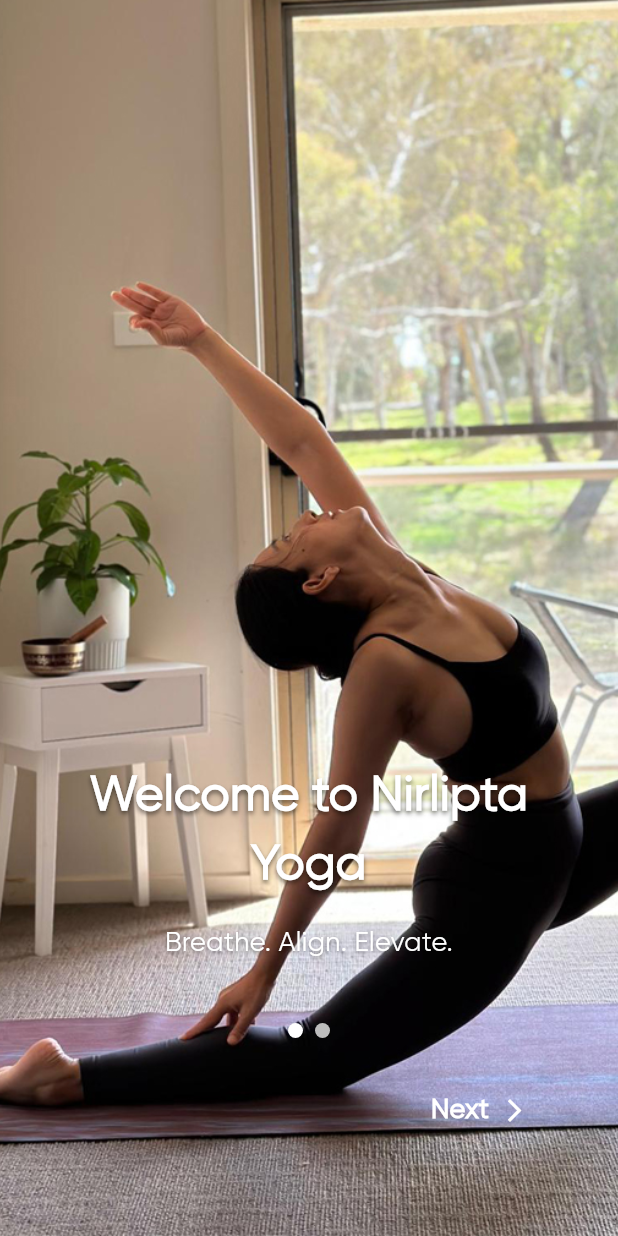
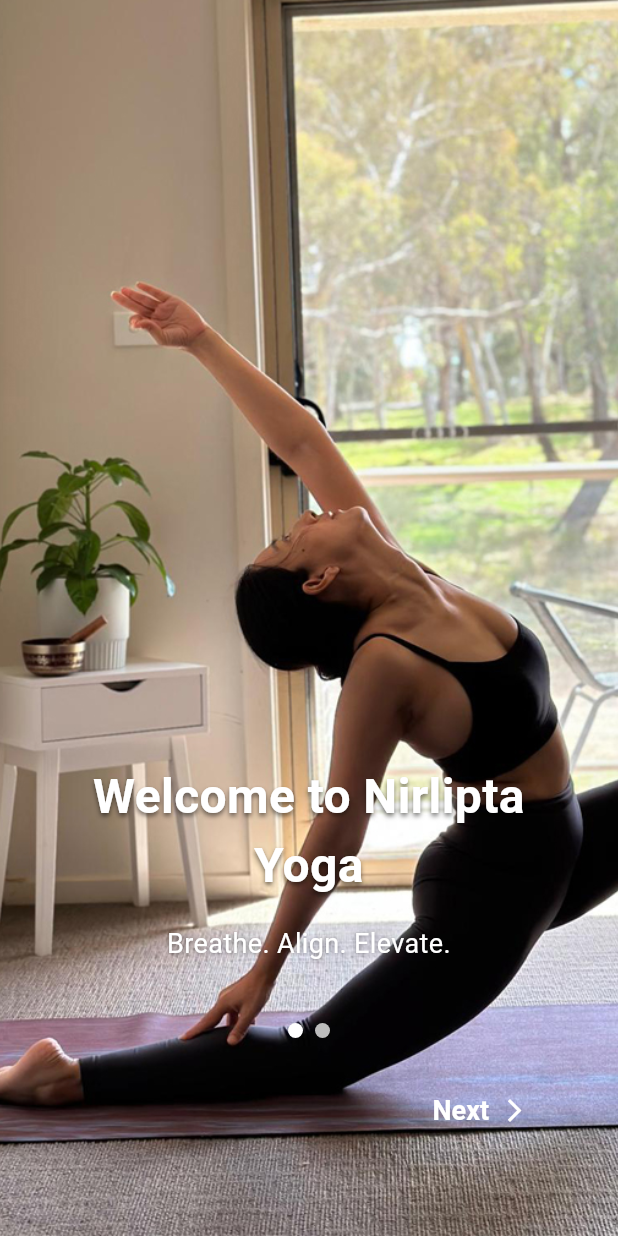
Before and after one commit to ashishmool/nirlipta-yoga-mobile, a Flutter app: the screen it shows after launch, on a phone screen of 412 x 824 dp. Run offline on Flutter 3.47's test engine with Material 3 defaults, Android fonts, the phone set to English and light mode, and no system bars; our stand-ins replace flutter_svg, lottie; Roboto replaces fonts that are missing (Montserrat Regular, Montserrat-Regular); project files that could hold a hidden picture were left out.

Commit message:
Application Global Theme
-- App Bar Theme
-- Elevated Button Theme
-- Minor Fixes and Folder Re-structuring

```diff
--- a/nirlipta_yoga_mobile/lib/app.dart
+++ b/nirlipta_yoga_mobile/lib/app.dart
@@ -1,11 +1,12 @@
 import 'package:flutter/material.dart';
-import 'package:nirlipta_yoga_mobile/view/onboarding_screen_view.dart';
+import 'package:nirlipta_yoga_mobile/core/theme/app_theme.dart';
+import 'package:nirlipta_yoga_mobile/view/auth/login_screen_view.dart';
+import 'package:nirlipta_yoga_mobile/view/auth/register_screen_view.dart';
 import 'package:nirlipta_yoga_mobile/view/auth/request_password_screen_view.dart';
+import 'package:nirlipta_yoga_mobile/view/auth/reset_password_screen_view.dart';
 import 'package:nirlipta_yoga_mobile/view/auth/verify_otp_screen_view.dart';
 import 'package:nirlipta_yoga_mobile/view/dashboard/user_dashboard_screen_view.dart';
-import 'package:nirlipta_yoga_mobile/view/auth/login_screen_view.dart';
-import 'package:nirlipta_yoga_mobile/view/auth/register_screen_view.dart';
-import 'package:nirlipta_yoga_mobile/view/auth/reset_password_screen_view.dart';
+import 'package:nirlipta_yoga_mobile/view/onboarding_screen_view.dart';
 import 'package:nirlipta_yoga_mobile/view/splash_screen_view.dart';
 
 class App extends StatelessWidget {
@@ -15,19 +16,25 @@
   Widget build(BuildContext context) {
     return MaterialApp(
       debugShowCheckedModeBanner: false,
-      theme: ThemeData(
-        fontFamily: 'Gilroy',
-      ),
+      theme: getApplicationTheme(),
       initialRoute: '/', // Initial route
       routes: {
-        '/': (context) => const SplashScreenView(), // Splash View
-        '/landing': (context) => const OnboardingScreenView(), // Onboarding
-        '/login': (context) => const LoginScreenView(), // Login View
-        '/register': (context) => const RegisterScreenView(), // Register View
-        '/request-password': (context) => const RequestPasswordScreenView(), // Request Password
-        '/verify-otp': (context) => const VerifyOtpScreenView(), // Verify OTP
-        '/reset-password': (context) => const ResetPasswordScreenView(), // Reset Password
-        '/student-dashboard': (context) => const StudentDashboardScreenView(), // Student Dashboard
+        '/': (context) => const SplashScreenView(),
+        // Splash View
+        '/landing': (context) => const OnboardingScreenView(),
+        // Onboarding
+        '/login': (context) => const LoginScreenView(),
+        // Login View
+        '/register': (context) => const RegisterScreenView(),
+        // Register View
+        '/request-password': (context) => const RequestPasswordScreenView(),
+        // Request Password
+        '/verify-otp': (context) => const VerifyOtpScreenView(),
+        // Verify OTP
+        '/reset-password': (context) => const ResetPasswordScreenView(),
+        // Reset Password
+        '/student-dashboard': (context) => const StudentDashboardScreenView(),
+        // Student Dashboard
       },
     );
   }
--- /dev/null
+++ b/nirlipta_yoga_mobile/lib/core/theme/app_theme.dart
@@ -0,0 +1,34 @@
+import 'package:flutter/material.dart';
+
+ThemeData getApplicationTheme() {
+  return ThemeData(
+    primaryColor: Color(0xFF9B6763),
+    secondaryHeaderColor: Color(0xFFB8978C),
+    scaffoldBackgroundColor: Colors.grey[200],
+    fontFamily: 'Montserrat Regular',
+    appBarTheme: const AppBarTheme(
+      centerTitle: true,
+      color: Colors.black,
+      elevation: 4,
+      shadowColor: Colors.black,
+      titleTextStyle: TextStyle(
+        fontSize: 20,
+        color: Colors.white,
+        fontWeight: FontWeight.bold,
+      ),
+    ),
+    elevatedButtonTheme: ElevatedButtonThemeData(
+      style: ElevatedButton.styleFrom(
+        textStyle: const TextStyle(
+            fontSize: 18,
+            color: Colors.white,
+            fontWeight: FontWeight.w500,
+            fontFamily: 'Montserrat-Regular'),
+        backgroundColor: Color(0xFF9B6763),
+        shape: RoundedRectangleBorder(
+          borderRadius: BorderRadius.circular(5),
+        ),
+      ),
+    ),
+  );
+}
--- a/nirlipta_yoga_mobile/lib/view/auth/request_password_screen_view.dart
+++ b/nirlipta_yoga_mobile/lib/view/auth/request_password_screen_view.dart
@@ -1,6 +1,7 @@
 import 'package:flutter/material.dart';
-import '../../common/logo.dart';
-import '../../common/snackbar.dart';
+
+import '../../core/common/logo.dart';
+import '../../core/common/snackbar.dart';
 
 class RequestPasswordScreenView extends StatefulWidget {
   const RequestPasswordScreenView({super.key});
--- a/nirlipta_yoga_mobile/lib/view/dashboard/user_dashboard_screen_view.dart
+++ b/nirlipta_yoga_mobile/lib/view/dashboard/user_dashboard_screen_view.dart
@@ -2,7 +2,8 @@
 import 'package:nirlipta_yoga_mobile/view/dashboard/bottom_screen/about_screen_view.dart';
 import 'package:nirlipta_yoga_mobile/view/dashboard/bottom_screen/enrollments_screen_view.dart';
 import 'package:nirlipta_yoga_mobile/view/dashboard/bottom_screen/profile_screen_view.dart';
-import '../../common/snackbar.dart';
+
+import '../../core/common/snackbar.dart';
 import 'bottom_screen/home_screen_view.dart';
 
 class StudentDashboardScreenView extends StatefulWidget {
@@ -33,8 +34,6 @@
       appBar: AppBar(
         automaticallyImplyLeading: false,
         title: const Text('Student Dashboard'),
-        backgroundColor: Colors.white,
-        foregroundColor: Colors.black54,
         actions: [
           InkWell(
             onTap: () {
@@ -45,12 +44,12 @@
               padding: const EdgeInsets.symmetric(horizontal: 16.0),
               child: Row(
                 children: [
-                  Icon(Icons.logout, color: primaryColor),
+                  Icon(Icons.logout, color: secondaryColor),
                   const SizedBox(width: 8),
                   Text(
                     'Logout',
                     style: TextStyle(
-                      color: primaryColor,
+                      color: secondaryColor,
                       fontSize: 14,
                       fontWeight: FontWeight.w600,
                       fontFamily: 'Gilroy',
@@ -70,12 +69,13 @@
           BottomNavigationBarItem(
               icon: Icon(Icons.menu_book), label: "My Enrollment"),
           BottomNavigationBarItem(icon: Icon(Icons.person), label: "Profile"),
-          BottomNavigationBarItem(
-              icon: Icon(Icons.info), label: "About"),
+          BottomNavigationBarItem(icon: Icon(Icons.info), label: "About"),
         ],
         currentIndex: _selectedIndex,
-        selectedItemColor: primaryColor, // Set active item color
-        unselectedItemColor: Colors.grey, // Optional: Set inactive item color
+        selectedItemColor: primaryColor,
+        // Set active item color
+        unselectedItemColor: Colors.grey,
+        // Optional: Set inactive item color
         onTap: (index) {
           setState(() {
             _selectedIndex = index;
```
Also changed, not shown: nirlipta_yoga_mobile/lib/view/auth/login_screen_view.dart (+5 -4 lines), nirlipta_yoga_mobile/lib/view/auth/register_screen_view.dart (+8 -9 lines), nirlipta_yoga_mobile/lib/view/auth/reset_password_screen_view.dart (+20 -13 lines), nirlipta_yoga_mobile/pubspec.yaml (+8 -0 lines), nirlipta_yoga_mobile/assets/fonts/Montserrat-Bold.ttf (added), nirlipta_yoga_mobile/assets/fonts/Montserrat-Italic.ttf (added), nirlipta_yoga_mobile/assets/fonts/Montserrat-Light.ttf (added), nirlipta_yoga_mobile/assets/fonts/Montserrat-Medium.ttf (added), nirlipta_yoga_mobile/assets/fonts/Montserrat-Regular.ttf (added), nirlipta_yoga_mobile/lib/core/common/logo.dart (renamed from nirlipta_yoga_mobile/lib/common/logo.dart), nirlipta_yoga_mobile/lib/core/common/snackbar.dart (renamed from nirlipta_yoga_mobile/lib/common/snackbar.dart).
